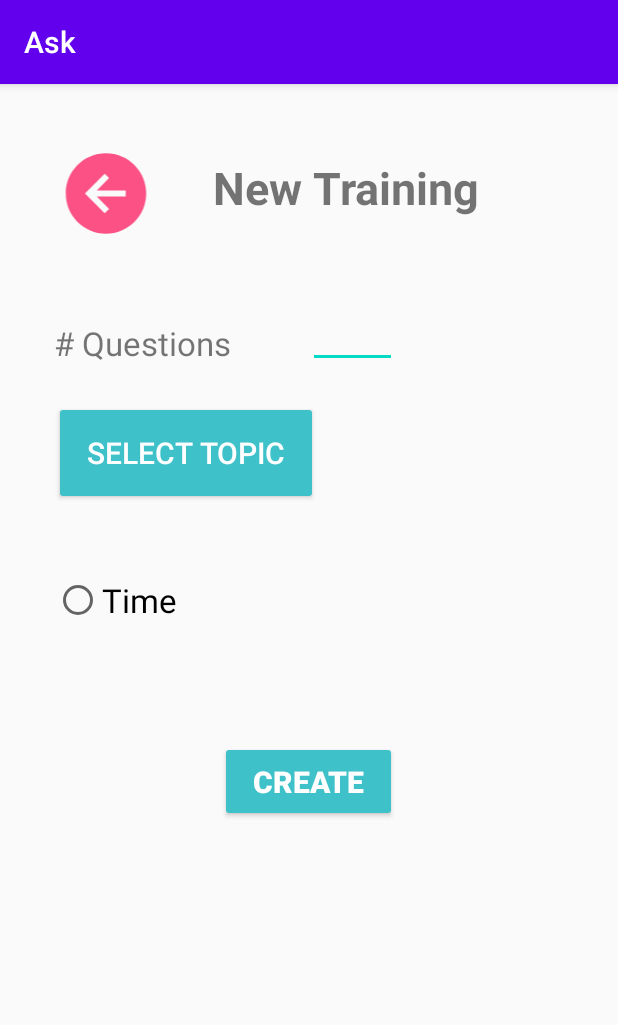
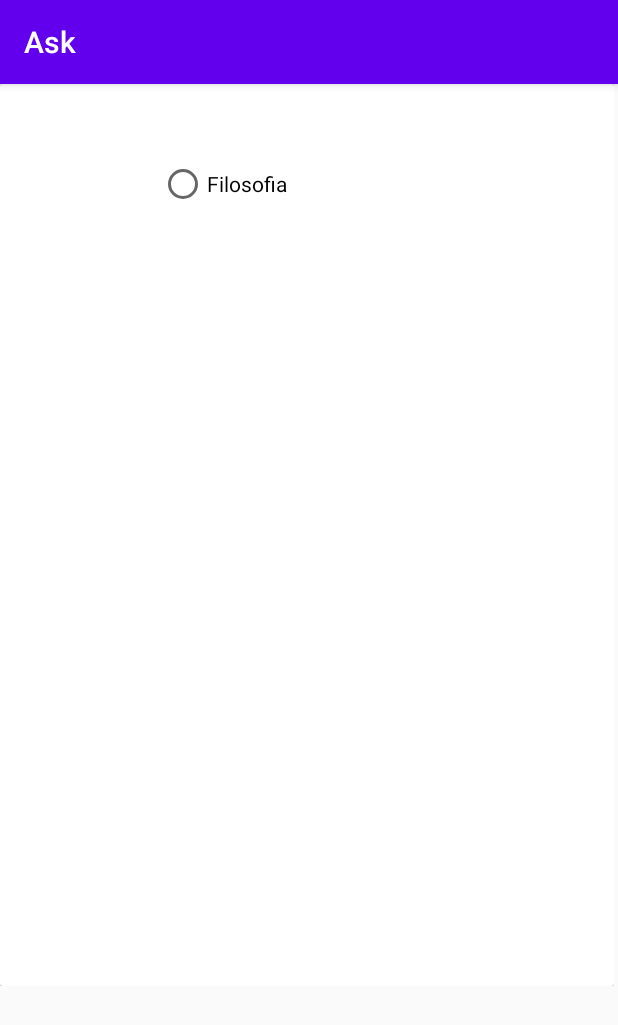
Before and after one commit to ManuelCoronel/Ask, an Android app: the NewTrainingActivity screen opened directly, with no data from a screen before it, after a tap on "SELECT TOPIC", on a phone screen of 412 x 824 dp. Shown: the top 1025 px of the screen. Run offline under Robolectric (Android 15) with nearby library versions, the phone set to English and light mode, and no system bars; 2 statements that could not run were skipped.

Commit message:
Se agrego al data class serializable

```diff
--- a/Ask/app/src/main/AndroidManifest.xml
+++ b/Ask/app/src/main/AndroidManifest.xml
@@ -9,6 +9,9 @@
         android:roundIcon="@mipmap/ic_launcher_round"
         android:supportsRtl="true"
         android:theme="@style/Theme.Ask">
+        <activity
+            android:name=".vista.TopicsActivity"
+            android:exported="false" />
         <activity
             android:name=".vista.NewTrainingActivity"
             android:exported="false" />
--- /dev/null
+++ b/Ask/app/src/main/java/com/example/ask/controlador/SubjectAdapter.kt
@@ -0,0 +1,46 @@
+package com.example.ask.controlador
+
+import android.view.LayoutInflater
+import android.view.View
+import android.view.ViewGroup
+import androidx.recyclerview.widget.RecyclerView
+import com.example.ask.R
+import com.example.ask.modelo.SubjectDataCollectionItem
+import android.widget.RadioButton
+class SubjectAdapter(private val dataSet: Array<SubjectDataCollectionItem>) :
+    RecyclerView.Adapter<SubjectAdapter.ViewHolder>() {
+
+    /**
+     * Provide a reference to the type of views that you are using
+     * (custom ViewHolder).
+     */
+    class ViewHolder(view: View) : RecyclerView.ViewHolder(view) {
+        val radioButton: RadioButton
+
+        init {
+            // Define click listener for the ViewHolder's View.
+                radioButton = view.findViewById(R.id.radioButtonTopic)
+        }
+    }
+
+    // Create new views (invoked by the layout manager)
+    override fun onCreateViewHolder(viewGroup: ViewGroup, viewType: Int): ViewHolder {
+        // Create a new view, which defines the UI of the list item
+        val view = LayoutInflater.from(viewGroup.context)
+            .inflate(R.layout.subject_item, viewGroup, false)
+
+        return ViewHolder(view)
+    }
+
+    // Replace the contents of a view (invoked by the layout manager)
+    override fun onBindViewHolder(viewHolder: ViewHolder, position: Int) {
+
+        // Get element from your dataset at this position and replace the
+        // contents of the view with that element
+        viewHolder.radioButton.setText(dataSet[position].name)
+    }
+
+    // Return the size of your dataset (invoked by the layout manager)
+    override fun getItemCount() = dataSet.size
+
+}
--- a/Ask/app/src/main/java/com/example/ask/modelo/SubjectDataCollection.kt
+++ b/Ask/app/src/main/java/com/example/ask/modelo/SubjectDataCollection.kt
@@ -1,8 +1,10 @@
 package com.example.ask.modelo
 
-class SubjectDataCollection : ArrayList<SubjectDataCollectionItem>()
+import java.io.Serializable
 
-data class SubjectDataCollectionItem(
+class SubjectDataCollection  : ArrayList<SubjectDataCollectionItem>()
+
+data class SubjectDataCollectionItem (
     val id: Int,
     val name: String
-)
+):Serializable
--- a/Ask/app/src/main/java/com/example/ask/util/RestEngine.kt
+++ b/Ask/app/src/main/java/com/example/ask/util/RestEngine.kt
@@ -20,6 +20,7 @@ class RestEngine {
                 .build()
 
 
+
             return retrofit
 
 
--- a/Ask/app/src/main/java/com/example/ask/vista/LoginActivity.kt
+++ b/Ask/app/src/main/java/com/example/ask/vista/LoginActivity.kt
@@ -76,7 +76,7 @@ class LoginActivity : AppCompatActivity() {
                     ?.addOnSuccessListener(OnSuccessListener<GetTokenResult> { result ->
                         val idToken = result.token
                         //Do whatever
-                        //System.out.println(idToken)
+                        System.out.println(idToken)
                     })
 
                 FirebaseMessaging.getInstance().token.addOnCompleteListener(OnCompleteListener { task ->
@@ -87,7 +87,7 @@ class LoginActivity : AppCompatActivity() {
                     // Get new FCM registration token
                     val token = task.result
 
-                    //System.out.println(token)
+                   // System.out.println(token)
                 })
                 val intent = Intent(this, DashboardActivity::class.java)
                 startActivity(intent)
--- a/Ask/app/src/main/java/com/example/ask/vista/NewTrainingActivity.kt
+++ b/Ask/app/src/main/java/com/example/ask/vista/NewTrainingActivity.kt
@@ -32,6 +32,11 @@ class NewTrainingActivity : AppCompatActivity() {
     private fun loadSubject() {
         println("Subjects::::")
         println(getSubjects())
+        val intent = Intent(this, TopicsActivity::class.java)
+        var bundle : Bundle
+        bundle.putSerializable("subjects",getSubjects())
+        intent.putExtra("subjects",getSubjects())
+        startActivity(intent)
 
     }
 
--- /dev/null
+++ b/Ask/app/src/main/java/com/example/ask/vista/TopicsActivity.kt
@@ -0,0 +1,31 @@
+package com.example.ask.vista
+
+import androidx.appcompat.app.AppCompatActivity
+import android.os.Bundle
+import androidx.recyclerview.widget.LinearLayoutManager
+import androidx.recyclerview.widget.RecyclerView
+import com.example.ask.R
+import com.example.ask.controlador.SubjectAdapter
+import com.example.ask.modelo.SubjectDataCollectionItem
+
+
+class TopicsActivity : AppCompatActivity() {
+
+    lateinit var adapter: SubjectAdapter
+     lateinit var  recyclerView: RecyclerView
+
+    override fun onCreate(savedInstanceState: Bundle?) {
+        super.onCreate(savedInstanceState)
+        setContentView(R.layout.activity_topics)
+
+       recyclerView = findViewById(R.id.recyclerview)
+        var linearLayout = LinearLayoutManager(this)
+        recyclerView.layoutManager =linearLayout
+
+        val dataSet: Array<SubjectDataCollectionItem> = arrayOf<SubjectDataCollectionItem>(SubjectDataCollectionItem(1,"Filosofia"),SubjectDataCollectionItem(2,"Matematicas"))
+        this.recyclerView.adapter = SubjectAdapter(dataSet)
+
+
+
+    }
+}
--- /dev/null
+++ b/Ask/app/src/main/res/layout/activity_topics.xml
@@ -0,0 +1,18 @@
+<?xml version="1.0" encoding="utf-8"?>
+<androidx.constraintlayout.widget.ConstraintLayout xmlns:android="http://schemas.android.com/apk/res/android"
+    xmlns:app="http://schemas.android.com/apk/res-auto"
+    xmlns:tools="http://schemas.android.com/tools"
+    android:layout_width="match_parent"
+    android:layout_height="match_parent"
+    tools:context=".vista.TopicsActivity">
+
+
+    <androidx.recyclerview.widget.RecyclerView
+        android:id = "@+id/recyclerview"
+        android:layout_width="409dp"
+        android:layout_height="601dp"
+        tools:layout_editor_absoluteX="1dp"
+        tools:layout_editor_absoluteY="1dp"
+        tools:ignore="MissingConstraints" />
+
+    </androidx.constraintlayout.widget.ConstraintLayout>
--- /dev/null
+++ b/Ask/app/src/main/res/layout/subject_item.xml
@@ -0,0 +1,24 @@
+<?xml version="1.0" encoding="utf-8"?>
+<androidx.cardview.widget.CardView xmlns:android="http://schemas.android.com/apk/res/android"
+    xmlns:app="http://schemas.android.com/apk/res-auto"
+    xmlns:tools="http://schemas.android.com/tools"
+    android:layout_width="match_parent"
+    android:layout_height="match_parent">
+
+    <androidx.constraintlayout.widget.ConstraintLayout
+        android:layout_width="match_parent"
+        android:layout_height="133dp">
+
+        <RadioButton
+            android:id="@+id/radioButtonTopic"
+            android:layout_width="197dp"
+            android:layout_height="36dp"
+            android:text="RadioButton"
+            app:layout_constraintBottom_toBottomOf="parent"
+            app:layout_constraintEnd_toEndOf="parent"
+            app:layout_constraintStart_toStartOf="parent"
+            app:layout_constraintTop_toTopOf="parent" />
+    </androidx.constraintlayout.widget.ConstraintLayout>
+
+
+</androidx.cardview.widget.CardView>
```
